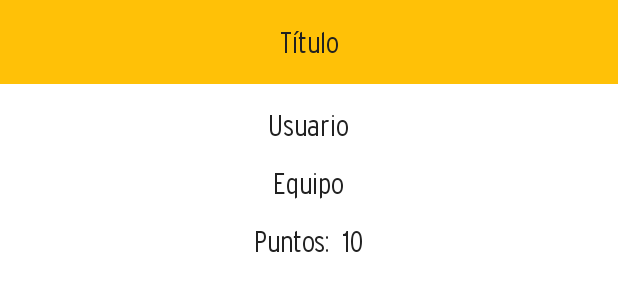
After one commit to avrilhb/QuinielaAndroid, an Android app: the layout fragment_quiniela.xml on its own in the app's theme, with its tools: preview values and no code run, on a phone screen of 412 x 824 dp. The commit adds this screen. Shown: the top 300 px of the screen. Run offline under Robolectric (Android 15) with nearby library versions, the phone set to English and light mode, and no system bars.

Commit message:
Quiniela Fragment

```diff
--- a/app/src/main/res/layout/bottombar.xml
+++ b/app/src/main/res/layout/bottombar.xml
@@ -1,5 +1,6 @@
 <?xml version="1.0" encoding="utf-8"?>
-<com.roughike.bottombar.BottomBar xmlns:android="http://schemas.android.com/apk/res/android"
+<com.roughike.bottombar.BottomBar
+    xmlns:android="http://schemas.android.com/apk/res/android"
     xmlns:app="http://schemas.android.com/apk/res-auto"
     android:id="@+id/bottombar"
     android:layout_width="match_parent"
--- /dev/null
+++ b/app/src/main/res/layout/fragment_quiniela.xml
@@ -0,0 +1,74 @@
+<LinearLayout
+    xmlns:android="http://schemas.android.com/apk/res/android"
+    xmlns:app="http://schemas.android.com/apk/res-auto"
+    xmlns:tools="http://schemas.android.com/tools"
+    android:layout_width="match_parent"
+    android:layout_height="match_parent"
+    tools:context="com.avrilhb.quinielaandroid.QuinielaFragment"
+    android:orientation="vertical">
+
+    <include layout="@layout/toolbar"/>
+
+    <LinearLayout
+        android:layout_width="match_parent"
+        android:layout_height="match_parent"
+        android:background="@color/white"
+        android:orientation="vertical">
+
+        <TextView
+            android:id="@+id/txtUserName"
+            android:layout_width="wrap_content"
+            android:layout_height="wrap_content"
+            android:layout_gravity="center_horizontal"
+            android:fontFamily="@font/interstate_lightcondensed"
+            android:paddingTop="@dimen/login_padding"
+            android:text="@string/userName"
+            android:textColor="@color/primaryText"
+            android:textSize="@dimen/login_text_size" />
+
+        <TextView
+            android:id="@+id/txtTeam"
+            android:layout_width="wrap_content"
+            android:layout_height="wrap_content"
+            android:layout_gravity="center_horizontal"
+            android:fontFamily="@font/interstate_lightcondensed"
+            android:paddingBottom="@dimen/login_padding"
+            android:paddingTop="@dimen/login_padding"
+            android:text="@string/team"
+            android:textColor="@color/primaryText"
+            android:textSize="@dimen/login_text_size" />
+
+
+        <LinearLayout
+            android:layout_width="match_parent"
+            android:layout_height="wrap_content"
+            android:gravity="center"
+            android:orientation="horizontal">
+
+            <TextView
+                android:id="@+id/txtBalance"
+                android:layout_width="wrap_content"
+                android:layout_height="wrap_content"
+                android:layout_gravity="center_horizontal"
+                android:fontFamily="@font/interstate_lightcondensed"
+                android:text="@string/points"
+                android:textColor="@color/primaryText"
+                android:textSize="@dimen/login_text_size" />
+
+            <TextView
+                android:id="@+id/txtDecimals"
+                android:layout_width="wrap_content"
+                android:layout_height="wrap_content"
+                android:layout_gravity="center_horizontal"
+                android:fontFamily="@font/interstate_lightcondensed"
+                android:paddingLeft="@dimen/txtPaddingLeft"
+                android:textColor="@color/primaryText"
+                android:textSize="@dimen/login_text_size"
+                tools:text="10" />
+        </LinearLayout>
+
+
+    </LinearLayout>
+
+
+</LinearLayout>
--- a/app/src/main/res/values/dimens.xml
+++ b/app/src/main/res/values/dimens.xml
@@ -5,4 +5,5 @@
     <dimen name="login_text_size">20sp</dimen>
     <dimen name="padding">8dp</dimen>
     <dimen name="bottombar_height">70dp</dimen>
+    <dimen name="txtPaddingLeft">8dp</dimen>
 </resources>
--- a/app/src/main/res/values/strings.xml
+++ b/app/src/main/res/values/strings.xml
@@ -58,4 +58,10 @@
         <item>Uruguay</item>
     </string-array>
 
+    <!-- TODO: Remove or change this placeholder text -->
+    <string name="hello_blank_fragment">Hello blank fragment</string>
+    <string name="userName">Usuario</string>
+    <string name="team">Equipo</string>
+    <string name="points">Puntos:</string>
+
 </resources>
```
Also changed, not shown: app/src/main/java/com/avrilhb/quinielaandroid/QuinielaFragment.java (added, +53 -0 lines), app/src/main/java/com/avrilhb/quinielaandroid/view/ContainerActivity.java (+29 -0 lines).
